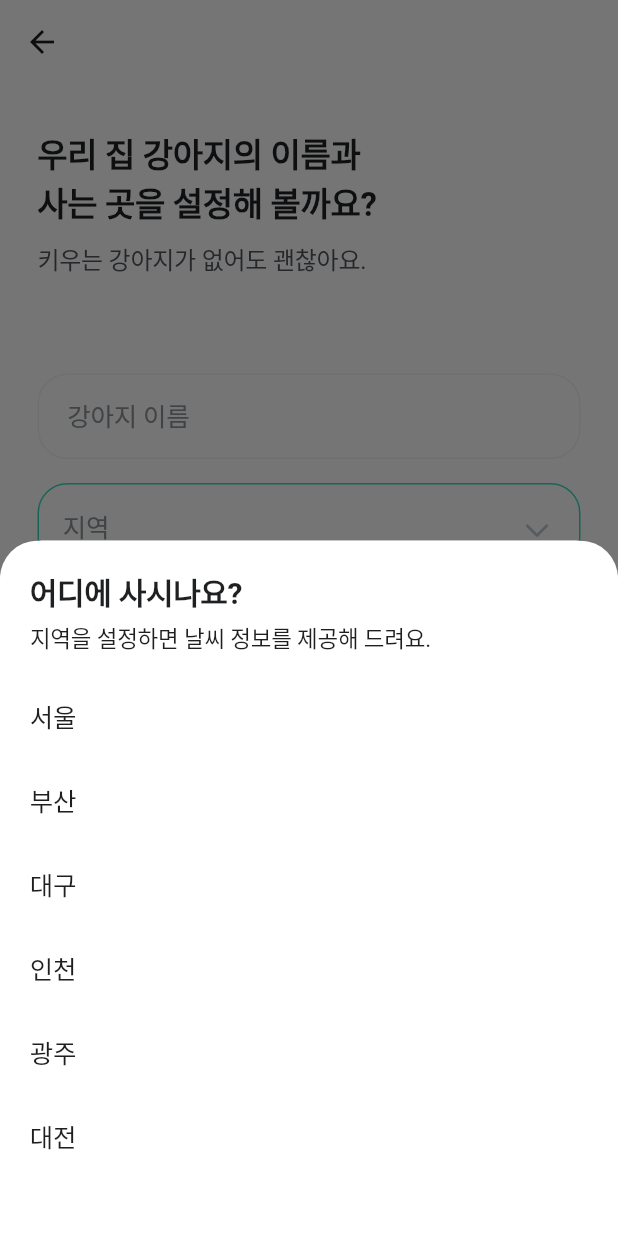
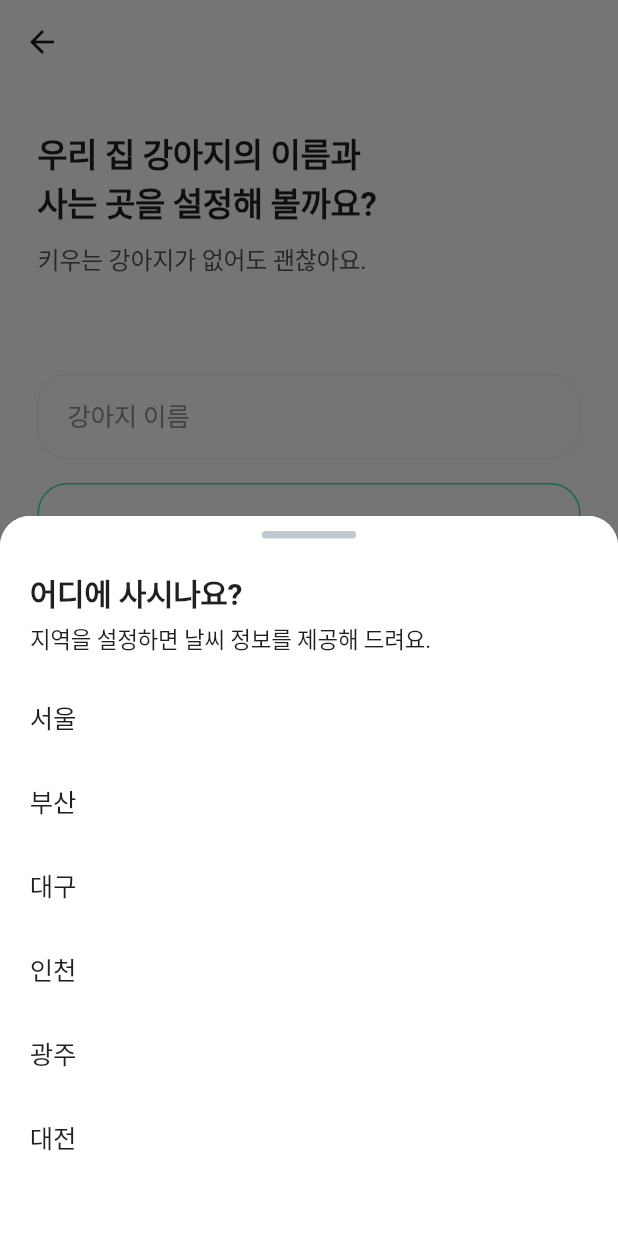
Before and after one commit to Nexters/puppycode, a Flutter app: the RegistrationPage screen opened directly, after a tap on "지역", on a phone screen of 412 x 824 dp. Run offline on Flutter 3.47's test engine with Material 3 defaults, Android fonts, the phone set to English and light mode, and no system bars; our stand-ins replace badges, camera, flutter_svg, get, infinite_scroll_pagination, share; network calls fail; Roboto replaces fonts that are missing (Pretendard); project files that could hold a hidden picture were left out.

Commit message:
Apply sharedModalBottomSheet

```diff
--- a/lib/pages/onboarding/register.dart
+++ b/lib/pages/onboarding/register.dart
@@ -1,6 +1,7 @@
 import 'package:flutter/material.dart';
 import 'package:flutter_svg/svg.dart';
 import 'package:puppycode/pages/onboarding/start.dart';
+import 'package:puppycode/shared/function/sharedModalBottomSheet.dart';
 import 'package:puppycode/shared/input.dart';
 import 'package:puppycode/shared/styles/button.dart';
 import 'package:get/get.dart';
@@ -124,16 +125,8 @@ class _LocationInputWithBottomSheetState
     return BottomSheet(
         onClosing: () => {},
         builder: (context) => StatefulBuilder(
-            builder: (BuildContext context, setState) => SafeArea(
-                  child: Container(
-                    height: 480,
-                    width: MediaQuery.of(context).size.width,
-                    padding: const EdgeInsets.all(20),
-                    decoration: const BoxDecoration(
-                        color: Colors.white,
-                        borderRadius: BorderRadius.only(
-                            topLeft: Radius.circular(25),
-                            topRight: Radius.circular(25))),
+            builder: (BuildContext context, setState) => Padding(
+                  padding: const EdgeInsets.only(top: 8, bottom: 30),
                   child: Column(
                     crossAxisAlignment: CrossAxisAlignment.start,
                     mainAxisSize: MainAxisSize.max,
@@ -166,25 +159,24 @@ class _LocationInputWithBottomSheetState
                       )
                     ],
                   ),
-                  ),
                 )));
   }
 
   @override
   Widget build(BuildContext context) {
+    onComplete() {
+      setState(() {
+        _isFocused = false;
+      });
+    }
+
     return GestureDetector(
         onTap: () => {
               setState(() {
                 _isFocused = true;
               }),
-              showModalBottomSheet(
-                  context: context,
-                  builder: (context) =>
-                      _createLocationSelectContainer(context)).whenComplete(() {
-                setState(() {
-                  _isFocused = false;
-                });
-              })
+              sharedModalBottomSheet(
+                  context, _createLocationSelectContainer(context), onComplete)
             },
         child: Container(
           padding: const EdgeInsets.all(16),
--- a/lib/shared/function/sharedModalBottomSheet.dart
+++ b/lib/shared/function/sharedModalBottomSheet.dart
@@ -47,6 +47,6 @@ Future<dynamic> sharedModalBottomSheet(
       );
     },
   ).whenComplete(() {
-    // 요거 말하는걸까용..
+    if (onComplete != null) onComplete();
   });
 }
```
Lines whose indentation alone changed are shown as unchanged.
